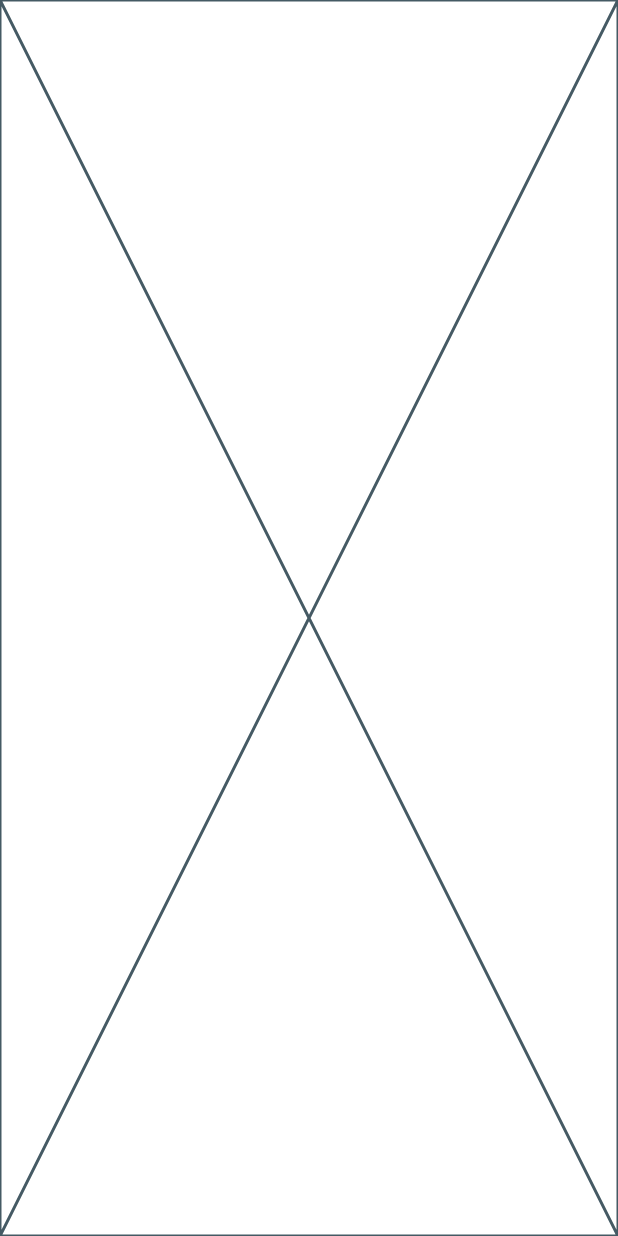
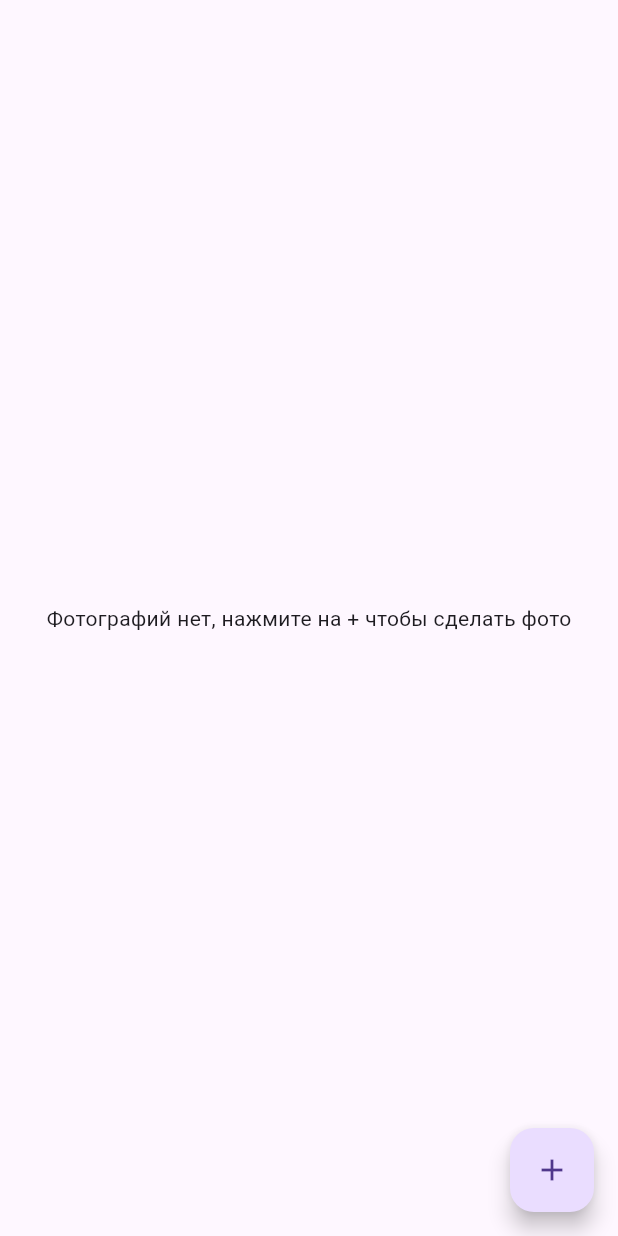
Before and after one commit to ccitygril/flutter_camera, a Flutter app: the screen it shows after launch, on a phone screen of 412 x 824 dp. Run offline on Flutter 3.47's test engine with Material 3 defaults, Android fonts, the phone set to English and light mode, and no system bars; our stand-ins replace camera.

Commit message:
adding basic functionality: camera and photo page

```diff
--- a/lib/main.dart
+++ b/lib/main.dart
@@ -1,30 +1,12 @@
 import 'package:flutter/material.dart';
+import 'package:flutter_camera/page/photo_page.dart';
 
 void main() {
-  runApp(const MyApp());
+  runApp(const MaterialApp(
+    home: PhotosPage(),
+    localizationsDelegates: [],
+    supportedLocales: [
+      Locale('en', ''),
+    ],
+  ));
 }
-
-class MyApp extends StatelessWidget {
-  const MyApp({super.key});
-
-  @override
-  Widget build(BuildContext context) {
-    return MaterialApp(
-      title: 'Flutter Demo',
-      theme: ThemeData(
-        colorScheme: ColorScheme.fromSeed(seedColor: Colors.deepPurple),
-        useMaterial3: true,
-      ),
-      home: CollectionWidget(),
-    );
-  }
-}
-
-class CollectionWidget extends StatelessWidget {
-  const CollectionWidget({super.key});
-
-  @override
-  Widget build(BuildContext context) {
-    return const Placeholder();
-  }
-}
--- /dev/null
+++ b/lib/page/photo_page.dart
@@ -0,0 +1,71 @@
+import 'dart:io';
+
+import 'package:flutter/material.dart';
+import 'package:flutter_camera/page/camera_page.dart';
+import 'package:path_provider/path_provider.dart';
+
+class PhotosPage extends StatefulWidget {
+  const PhotosPage({super.key});
+
+  @override
+  State<PhotosPage> createState() => _PhotosPageState();
+}
+
+class _PhotosPageState extends State<PhotosPage> {
+  @override
+  Widget build(BuildContext context) {
+    Future<List<File>> getPhotos() async {
+      final directory = await getApplicationDocumentsDirectory();
+      final files = Directory(directory.path).listSync();
+      return files
+          .where((file) => file.path.endsWith('.jpg'))
+          .toList()
+          .cast<File>();
+    }
+
+    return Scaffold(
+      body: FutureBuilder<List<File>>(
+        future: getPhotos(),
+        builder: (context, snapshot) {
+          if (snapshot.hasData) {
+            if (snapshot.data!.isEmpty) {
+              return const Center(
+                child: Text('Фотографий нет, нажмите на + чтобы сделать фото'),
+              );
+            } else {
+              return ListView.builder(
+                itemCount: snapshot.data!.length,
+                itemBuilder: (context, index) {
+                  return Padding(
+                    padding: const EdgeInsets.all(8.0),
+                    child: SizedBox(
+                        height: 400,
+                        child: ClipRRect(
+                            borderRadius:
+                                const BorderRadius.all(Radius.circular(10)),
+                            child: Image.file(snapshot.data![index]))),
+                  );
+                },
+              );
+            }
+          } else if (snapshot.hasError) {
+            return Text('Error: ${snapshot.error}');
+          } else {
+            return const CircularProgressIndicator();
+          }
+        },
+      ),
+      floatingActionButton: FloatingActionButton(
+        child: const Icon(Icons.add),
+        onPressed: () {
+          Navigator.push(
+            context,
+            MaterialPageRoute(
+              builder: (context) => const CameraApp(),
+            ),
+          );
+        },
+      ),
+    );
+  }
+}
```
Also changed, not shown: lib/page/camera_page.dart (added, +100 -0 lines), pubspec.yaml (+5 -66 lines), pubspec.lock, 11 other files.
